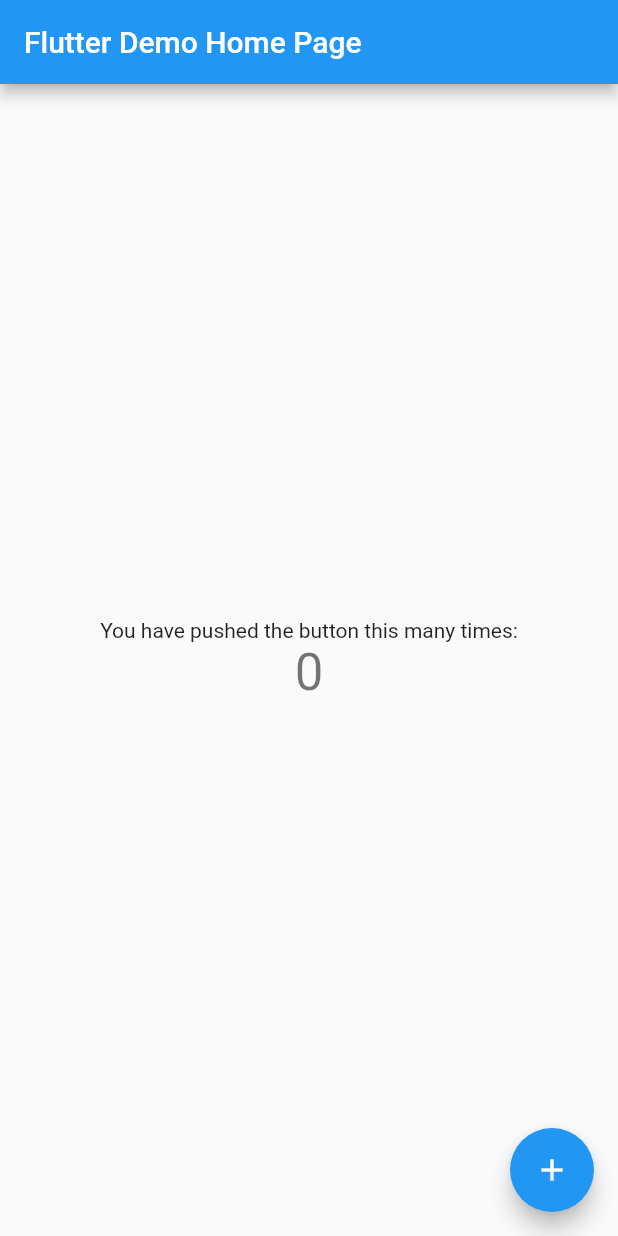
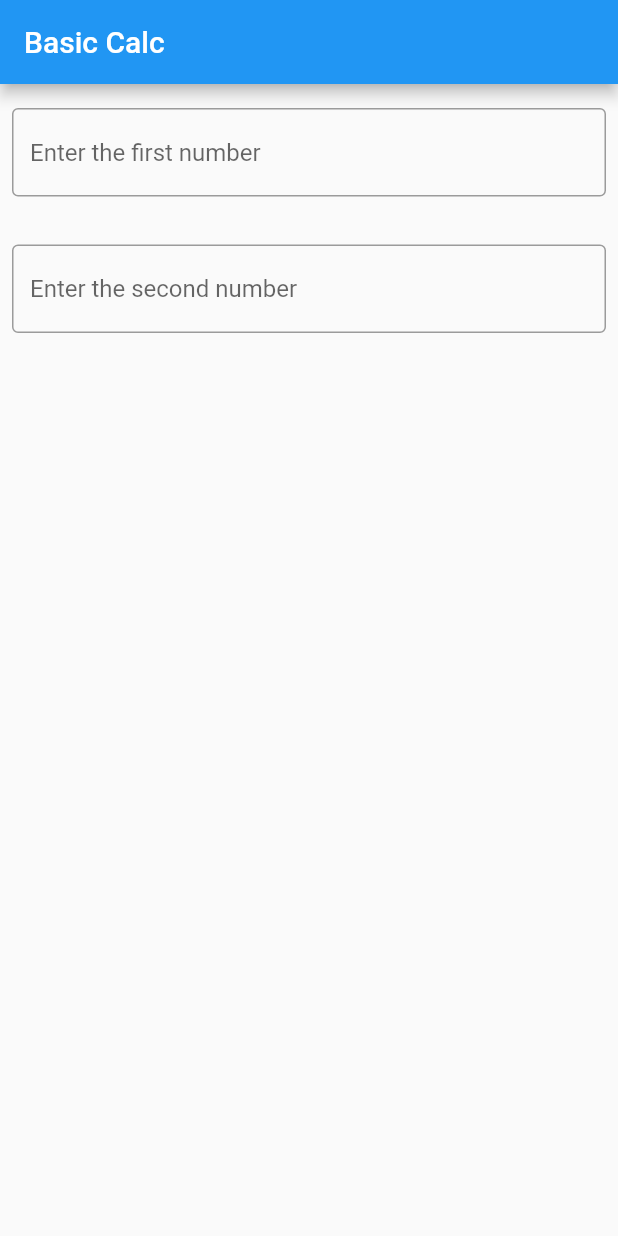
Before and after one commit to augsmachado/basic-calculator-app, a Flutter app: the screen it shows after launch, on a phone screen of 412 x 824 dp. Run offline on Flutter 3.47's test engine with Material 2 defaults, Android fonts, the phone set to English and light mode, and no system bars.

Commit message:
Draw numbers input

```diff
--- a/basic_calc/lib/main.dart
+++ b/basic_calc/lib/main.dart
@@ -8,106 +8,50 @@ class MyApp extends StatelessWidget {
   // This widget is the root of your application.
   @override
   Widget build(BuildContext context) {
+    const appTitle = 'Basic Calc';
+
     return MaterialApp(
-      title: 'Flutter Demo',
-      theme: ThemeData(
-        // This is the theme of your application.
-        //
-        // Try running your application with "flutter run". You'll see the
-        // application has a blue toolbar. Then, without quitting the app, try
-        // changing the primarySwatch below to Colors.green and then invoke
-        // "hot reload" (press "r" in the console where you ran "flutter run",
-        // or simply save your changes to "hot reload" in a Flutter IDE).
-        // Notice that the counter didn't reset back to zero; the application
-        // is not restarted.
-        primarySwatch: Colors.blue,
-      ),
-      home: MyHomePage(title: 'Flutter Demo Home Page'),
+        title: appTitle,
+        theme: ThemeData(
+          primarySwatch: Colors.blue,
+        ),
+        home: Scaffold(
+          appBar: AppBar(
+            title: const Text(appTitle),
+          ),
+          body: const InputNumberForm(),
+        ),
     );
   }
 }
 
-class MyHomePage extends StatefulWidget {
-  MyHomePage({Key? key, required this.title}) : super(key: key);
-
-  // This widget is the home page of your application. It is stateful, meaning
-  // that it has a State object (defined below) that contains fields that affect
-  // how it looks.
-
-  // This class is the configuration for the state. It holds the values (in this
-  // case the title) provided by the parent (in this case the App widget) and
-  // used by the build method of the State. Fields in a Widget subclass are
-  // always marked "final".
-
-  final String title;
-
-  @override
-  _MyHomePageState createState() => _MyHomePageState();
-}
-
-class _MyHomePageState extends State<MyHomePage> {
-  int _counter = 0;
-
-  void _incrementCounter() {
-    setState(() {
-      // This call to setState tells the Flutter framework that something has
-      // changed in this State, which causes it to rerun the build method below
-      // so that the display can reflect the updated values. If we changed
-      // _counter without calling setState(), then the build method would not be
-      // called again, and so nothing would appear to happen.
-      _counter++;
-    });
-  }
+class InputNumberForm extends StatelessWidget {
+  const InputNumberForm({ Key? key }) : super(key: key);
 
   @override
   Widget build(BuildContext context) {
-    // This method is rerun every time setState is called, for instance as done
-    // by the _incrementCounter method above.
-    //
-    // The Flutter framework has been optimized to make rerunning build methods
-    // fast, so that you can just rebuild anything that needs updating rather
-    // than having to individually change instances of widgets.
-    return Scaffold(
-      appBar: AppBar(
-        // Here we take the value from the MyHomePage object that was created by
-        // the App.build method, and use it to set our appbar title.
-        title: Text(widget.title),
-      ),
-      body: Center(
-        // Center is a layout widget. It takes a single child and positions it
-        // in the middle of the parent.
-        child: Column(
-          // Column is also a layout widget. It takes a list of children and
-          // arranges them vertically. By default, it sizes itself to fit its
-          // children horizontally, and tries to be as tall as its parent.
-          //
-          // Invoke "debug painting" (press "p" in the console, choose the
-          // "Toggle Debug Paint" action from the Flutter Inspector in Android
-          // Studio, or the "Toggle Debug Paint" command in Visual Studio Code)
-          // to see the wireframe for each widget.
-          //
-          // Column has various properties to control how it sizes itself and
-          // how it positions its children. Here we use mainAxisAlignment to
-          // center the children vertically; the main axis here is the vertical
-          // axis because Columns are vertical (the cross axis would be
-          // horizontal).
-          mainAxisAlignment: MainAxisAlignment.center,
-          children: <Widget>[
-            Text(
-              'You have pushed the button this many times:',
+    return Column(
+      crossAxisAlignment: CrossAxisAlignment.start,
+      children: <Widget>[
+        const Padding(
+          padding: EdgeInsets.symmetric(horizontal: 8, vertical: 16),
+          child: TextField(
+            decoration: InputDecoration(
+              border: OutlineInputBorder(),
+              hintText: 'Enter the first number',
             ),
-            Text(
-              '$_counter',
-              style: Theme.of(context).textTheme.headline4,
+          ),
+        ),
+        Padding(
+          padding: EdgeInsets.symmetric(horizontal: 8, vertical: 16),
+          child: TextField(
+            decoration: InputDecoration(
+              border: OutlineInputBorder(),
+              hintText: 'Enter the second number',
             ),
-          ],
+          ),
         ),
-      ),
-      floatingActionButton: FloatingActionButton(
-        onPressed: _incrementCounter,
-        tooltip: 'Increment',
-        child: Icon(Icons.add),
-      ), // This trailing comma makes auto-formatting nicer for build methods.
+      ],
     );
   }
 }
```
